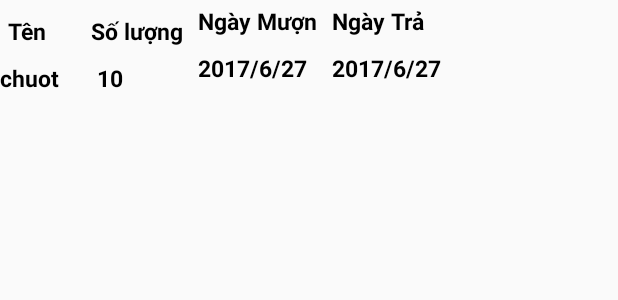
After one commit to nguyenbahung94/QuanLiThietBi, an Android app: the layout row_item_muon.xml on its own in the app's theme, with its tools: preview values and no code run, on a phone screen of 412 x 824 dp. The commit adds this screen. Shown: the top 300 px of the screen. Run offline under Robolectric (Android 15) with nearby library versions, the phone set to English and light mode, and no system bars.

Commit message:
clean code.

```diff
--- a/app/src/main/res/layout/row_item.xml
+++ b/app/src/main/res/layout/row_item.xml
@@ -5,6 +5,7 @@
     android:orientation="horizontal">
 
     <TextView
+        android:textColor="#000000"
         android:id="@+id/tvThietBi"
         android:layout_width="100dp"
         android:layout_height="match_parent"
@@ -14,6 +15,7 @@
         android:textStyle="bold" />
 
     <TextView
+        android:textColor="#000000"
         android:layout_width="100dp"
         android:layout_height="match_parent"
         android:gravity="center_vertical"
@@ -22,6 +24,7 @@
         android:textStyle="bold" />
 
     <TextView
+        android:textColor="#000000"
         android:id="@+id/tvsoluong"
         android:layout_width="50dp"
         android:layout_height="match_parent"
--- /dev/null
+++ b/app/src/main/res/layout/row_item_muon.xml
@@ -0,0 +1,108 @@
+<?xml version="1.0" encoding="utf-8"?>
+<RelativeLayout xmlns:android="http://schemas.android.com/apk/res/android"
+    android:layout_width="match_parent"
+    android:layout_height="60dp">
+
+    <TextView
+        android:id="@+id/tv1"
+        android:layout_width="wrap_content"
+        android:layout_height="wrap_content"
+        android:layout_marginLeft="5dp"
+        android:layout_marginTop="10dp"
+        android:text="Tên"
+        android:textColor="#000000"
+        android:textSize="15sp"
+        android:textStyle="bold" />
+
+    <TextView
+        android:id="@+id/tvTenThietBiMuon"
+        android:layout_width="wrap_content"
+        android:layout_height="wrap_content"
+        android:layout_below="@id/tv1"
+        android:layout_marginTop="10dp"
+        android:text="chuot"
+        android:textColor="#000000"
+        android:textSize="15sp"
+        android:textStyle="bold" />
+
+    <TextView
+        android:id="@+id/tv2"
+        android:layout_width="wrap_content"
+        android:layout_height="wrap_content"
+        android:layout_marginLeft="30dp"
+        android:layout_marginTop="10dp"
+        android:layout_toRightOf="@id/tv1"
+        android:text="Số lượng"
+        android:textColor="#000000"
+        android:textSize="15sp"
+        android:textStyle="bold" />
+
+    <TextView
+        android:id="@+id/tvsoluongmuon"
+        android:layout_width="wrap_content"
+        android:layout_height="wrap_content"
+        android:layout_below="@id/tv1"
+        android:layout_marginLeft="25dp"
+        android:layout_marginTop="10dp"
+        android:layout_toRightOf="@id/tvTenThietBiMuon"
+        android:text="10"
+        android:textColor="#000000"
+        android:textSize="15sp"
+        android:textStyle="bold" />
+    <LinearLayout
+        android:layout_marginLeft="10dp"
+        android:gravity="center_vertical"
+        android:orientation="vertical"
+        android:id="@+id/layout1"
+        android:layout_toRightOf="@id/tv2"
+        android:layout_width="wrap_content"
+        android:layout_height="match_parent">
+        <TextView
+            android:layout_marginBottom="10dp"
+            android:id="@+id/tv3"
+            android:layout_width="wrap_content"
+            android:layout_height="wrap_content"
+            android:text="Ngày Mượn"
+            android:textColor="#000000"
+            android:textSize="15sp"
+            android:textStyle="bold" />
+
+        <TextView
+            android:id="@+id/tvngaymuon"
+            android:layout_width="wrap_content"
+            android:layout_height="wrap_content"
+            android:layout_below="@id/tv3"
+            android:layout_toRightOf="@id/tvsoluongmuon"
+            android:text="2017/6/27"
+            android:textColor="#000000"
+            android:textSize="15sp"
+            android:textStyle="bold" />
+
+    </LinearLayout>
+   <LinearLayout
+       android:layout_marginLeft="10dp"
+       android:orientation="vertical"
+       android:gravity="center_vertical"
+       android:layout_toRightOf="@id/layout1"
+       android:layout_width="wrap_content"
+       android:layout_height="match_parent">
+       <TextView
+           android:layout_marginBottom="10dp"
+           android:id="@+id/tv4"
+           android:layout_width="wrap_content"
+           android:layout_height="wrap_content"
+           android:text="Ngày Trả"
+           android:textColor="#000000"
+           android:textSize="15sp"
+           android:textStyle="bold" />
+
+       <TextView
+           android:id="@+id/tvngaytra"
+           android:layout_width="wrap_content"
+           android:layout_height="wrap_content"
+           android:text="2017/6/27"
+           android:textColor="#000000"
+           android:textSize="15sp"
+           android:textStyle="bold" />
+   </LinearLayout>
+</RelativeLayout>
```
Also changed, not shown: app/src/main/java/com/example/nbhung/quanlithietbi/ActivityUser.java (+109 -7 lines), app/src/main/java/com/example/nbhung/quanlithietbi/DBManager.java (+68 -0 lines), app/src/main/java/com/example/nbhung/quanlithietbi/MainActivity.java (+13 -6 lines), app/src/main/java/com/example/nbhung/quanlithietbi/Model/CustomAdapterMuon.java (added, +70 -0 lines), app/src/main/java/com/example/nbhung/quanlithietbi/Model/DoiTuongMuon.java (added, +95 -0 lines), app/src/main/res/layout/activity_user.xml (+33 -4 lines), app/src/main/res/layout/show_dialogtra.xml (added, +41 -0 lines).
